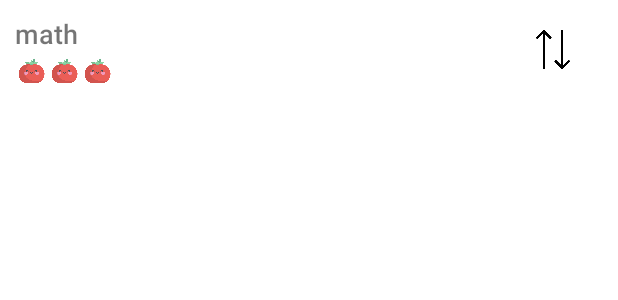
After one commit to lukef00/pomodoro-app, an Android app: the layout task_list_item.xml on its own in the app's theme, with its tools: preview values and no code run, on a phone screen of 412 x 824 dp. The commit adds this screen. Shown: the top 300 px of the screen. Run offline under Robolectric (Android 15) with nearby library versions, the phone set to English and light mode, and no system bars.

Commit message:
Add list showing tasks, fixed timer button

```diff
--- a/app/build.gradle
+++ b/app/build.gradle
@@ -41,6 +41,7 @@ dependencies {
     implementation 'androidx.navigation:navigation-fragment:2.5.3'
     implementation 'androidx.navigation:navigation-ui:2.5.3'
     implementation 'androidx.legacy:legacy-support-v4:1.0.0'
+    implementation 'androidx.databinding:databinding-runtime:7.1.2'
     testImplementation 'junit:junit:4.13.2'
     androidTestImplementation 'androidx.test.ext:junit:1.1.3'
     androidTestImplementation 'androidx.test.espresso:espresso-core:3.4.0'
--- /dev/null
+++ b/app/src/main/res/layout/task_list_item.xml
@@ -0,0 +1,64 @@
+<?xml version="1.0" encoding="utf-8"?>
+<LinearLayout xmlns:android="http://schemas.android.com/apk/res/android"
+    xmlns:app="http://schemas.android.com/apk/res-auto"
+    xmlns:tools="http://schemas.android.com/tools"
+    android:id="@+id/frameLayout"
+    android:layout_width="match_parent"
+    android:layout_height="wrap_content"
+    android:gravity="center_horizontal|fill_horizontal"
+    android:orientation="horizontal"
+    android:paddingHorizontal="10dp"
+    android:paddingVertical="10dp">
+
+    <LinearLayout
+        android:layout_width="325dp"
+        android:layout_height="wrap_content"
+        android:orientation="vertical">
+
+        <TextView
+            android:id="@+id/task_title"
+            android:layout_width="wrap_content"
+            android:layout_height="wrap_content"
+            android:fontFamily="sans-serif-medium"
+            android:text="math"
+            android:textSize="18sp"
+            android:visibility="visible" />
+
+        <LinearLayout
+            android:layout_width="wrap_content"
+            android:layout_height="match_parent">
+
+            <ImageView
+                android:id="@+id/image_1"
+                android:layout_width="22dp"
+                android:layout_height="17dp"
+                android:layout_marginTop="4dp"
+                app:srcCompat="@drawable/tomato" />
+
+            <ImageView
+                android:id="@+id/image_2"
+                android:layout_width="22dp"
+                android:layout_height="17dp"
+                android:layout_marginTop="4dp"
+                android:layout_weight="1"
+                app:srcCompat="@drawable/tomato" />
+
+            <ImageView
+                android:id="@+id/image_3"
+                android:layout_width="22dp"
+                android:layout_height="17dp"
+                android:layout_marginTop="4dp"
+                android:layout_weight="1"
+                app:srcCompat="@drawable/tomato" />
+        </LinearLayout>
+    </LinearLayout>
+
+    <ImageView
+        android:id="@+id/moveIcon"
+        android:layout_width="57dp"
+        android:layout_height="26dp"
+        android:layout_gravity="center_horizontal|center_vertical"
+        android:layout_weight="1"
+        app:srcCompat="@drawable/move" />
+
+</LinearLayout>
--- a/app/src/main/res/values/strings.xml
+++ b/app/src/main/res/values/strings.xml
@@ -9,7 +9,7 @@
     <string name="channel_name">pomodoro_channel</string>
     <string name="channel_description">Here we\'ll show notifications about pomodoro sessions</string>
 
-<!--    navigation-->
+    <!--    navigation-->
     <string name="title_activity_navigation">NavigationActivity</string>
     <string name="navigation_drawer_open">Open navigation drawer</string>
     <string name="navigation_drawer_close">Close navigation drawer</string>
```
Also changed, not shown: app/src/main/java/com/example/pomodoro/NavigationActivity.java (+11 -0 lines), app/src/main/java/com/example/pomodoro/structures/Task.java (+26 -10 lines), app/src/main/java/com/example/pomodoro/structures/TaskAdapter.java (added, +47 -0 lines), app/src/main/java/com/example/pomodoro/ui/tasks/TasksFragment.java (+18 -11 lines), app/src/main/java/com/example/pomodoro/ui/tasks/TasksViewModel.java (deleted, +0 -7 lines), app/src/main/java/com/example/pomodoro/ui/timer/TimerFragment.java (+13 -13 lines), app/src/main/res/layout/fragment_tasks.xml (+12 -6 lines), app/src/main/res/drawable/move.png (added), app/src/main/res/drawable/plus.png (added), 1 other file.
